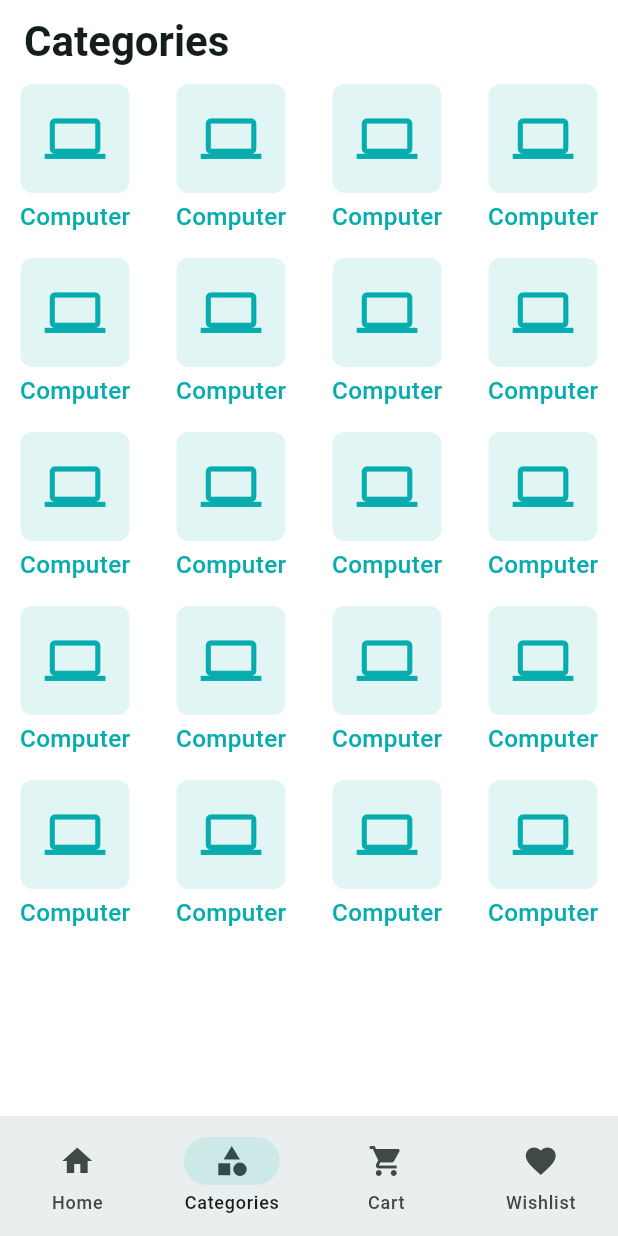
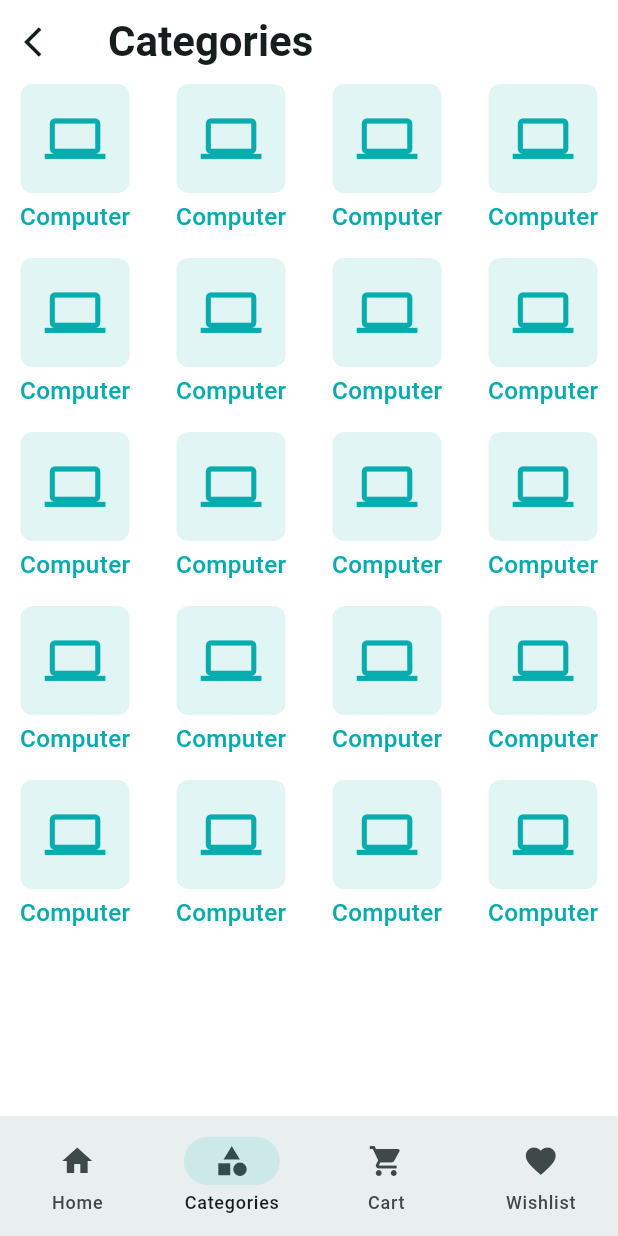
Before and after one commit to dipondeb999/Crafty_Bay_E-Commerce_App, a Flutter app: the screen it shows after launch, item 2 of the bottom bar chosen, on a phone screen of 412 x 824 dp. Run offline on Flutter 3.47's test engine with Material 3 defaults, Android fonts, the phone set to English and light mode, and no system bars; our stand-ins replace carousel_slider, email_validator, flutter_svg, get, pin_code_fields.

Commit message:
add categories fully screen

```diff
--- a/lib/features/category/ui/screens/categories_screen.dart
+++ /dev/null
@@ -1,30 +0,0 @@
-import 'package:crafty_bay_ecommerce_app/features/common/ui/widgets/category_item_widget.dart';
-import 'package:flutter/material.dart';
-
-class CategoriesScreen extends StatelessWidget {
-  const CategoriesScreen({super.key});
-
-  static const String name = '/categories_screen';
-
-  @override
-  Widget build(BuildContext context) {
-    return Scaffold(
-      appBar: AppBar(
-        title: const Text('Categories'),
-      ),
-      body: GridView.builder(
-        itemCount: 20,
-        gridDelegate: const SliverGridDelegateWithFixedCrossAxisCount(
-          crossAxisCount: 4,
-          crossAxisSpacing: 4,
-          mainAxisSpacing: 16,
-        ),
-        itemBuilder: (context, index) {
-          return const FittedBox(
-            child: CategoryItemWidget(),
-          );
-        },
-      ),
-    );
-  }
-}
--- /dev/null
+++ b/lib/features/category/ui/screens/category_list_screen.dart
@@ -0,0 +1,46 @@
+import 'package:crafty_bay_ecommerce_app/features/common/ui/controllers/main_bottom_nav_controller.dart';
+import 'package:crafty_bay_ecommerce_app/features/common/ui/widgets/category_item_widget.dart';
+import 'package:flutter/material.dart';
+import 'package:get/get.dart';
+
+
+class CategoryListScreen extends StatelessWidget {
+  const CategoryListScreen({super.key});
+
+  static const String name = '/categories_screen';
+
+  @override
+  Widget build(BuildContext context) {
+    return PopScope(
+      canPop: false,
+      onPopInvoked: (_) => _onPop(),
+      child: Scaffold(
+        appBar: AppBar(
+          leading: IconButton(
+            onPressed: _onPop,
+            icon: const Icon(
+              Icons.arrow_back_ios,
+            ),
+          ),
+          title: const Text('Categories'),
+        ),
+        body: GridView.builder(
+          itemCount: 20,
+          gridDelegate: const SliverGridDelegateWithFixedCrossAxisCount(
+            crossAxisCount: 4,
+            crossAxisSpacing: 4,
+            mainAxisSpacing: 16,
+          ),
+          itemBuilder: (context, index) {
+            return const FittedBox(
+              child: CategoryItemWidget(),
+            );
+          },
+        ),
+      ),
+    );
+  }
+  void _onPop() {
+    Get.find<MainBottomNavController>().backToHome();
+  }
+}
--- a/lib/features/common/ui/screens/main_bottom_nav_screen.dart
+++ b/lib/features/common/ui/screens/main_bottom_nav_screen.dart
@@ -1,4 +1,4 @@
-import 'package:crafty_bay_ecommerce_app/features/category/ui/screens/categories_screen.dart';
+import 'package:crafty_bay_ecommerce_app/features/category/ui/screens/category_list_screen.dart';
 import 'package:crafty_bay_ecommerce_app/features/common/ui/controllers/main_bottom_nav_controller.dart';
 import 'package:crafty_bay_ecommerce_app/features/home/ui/screens/home_screen.dart';
 import 'package:flutter/material.dart';
@@ -17,7 +17,7 @@ class _MainBottomNavScreenState extends State<MainBottomNavScreen> {
 
   final List<Widget> screens = const [
     HomeScreen(),
-    CategoriesScreen(),
+    CategoryListScreen(),
     HomeScreen(),
     HomeScreen(),
   ];
```
Also changed, not shown: lib/features/common/ui/controllers/main_bottom_nav_controller.dart (+8 -0 lines), lib/features/home/ui/screens/home_screen.dart (+6 -2 lines), lib/features/common/ui/widgets/product_item_widget.dart (renamed from lib/features/home/ui/widgets/product_item_widget.dart).
